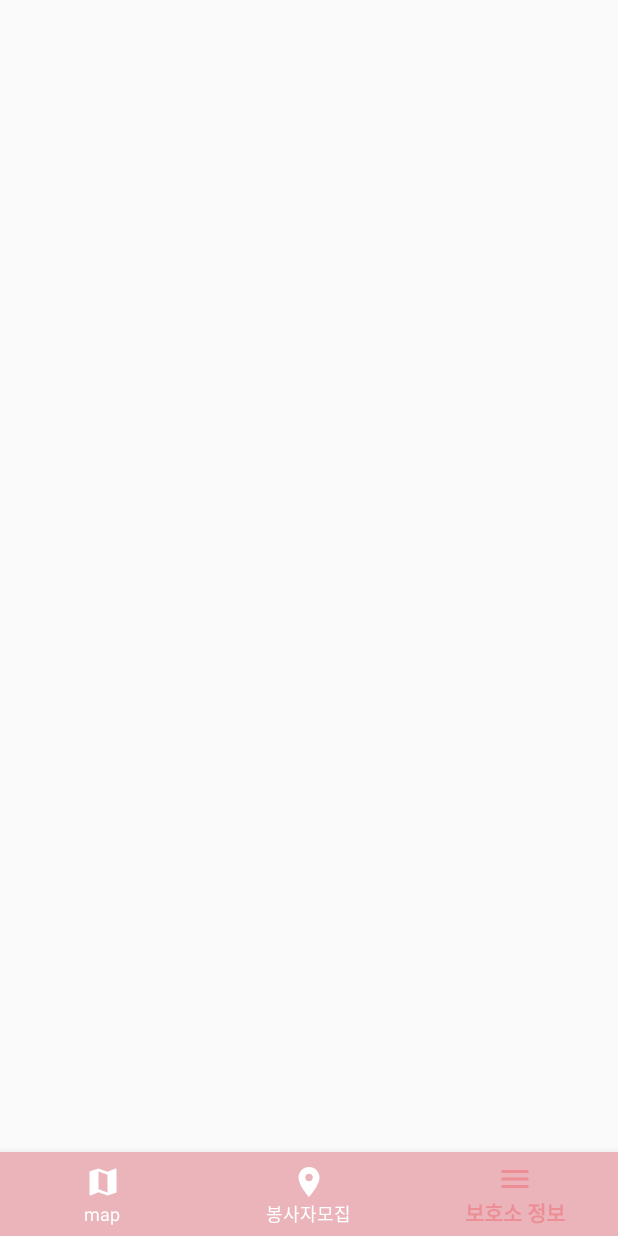
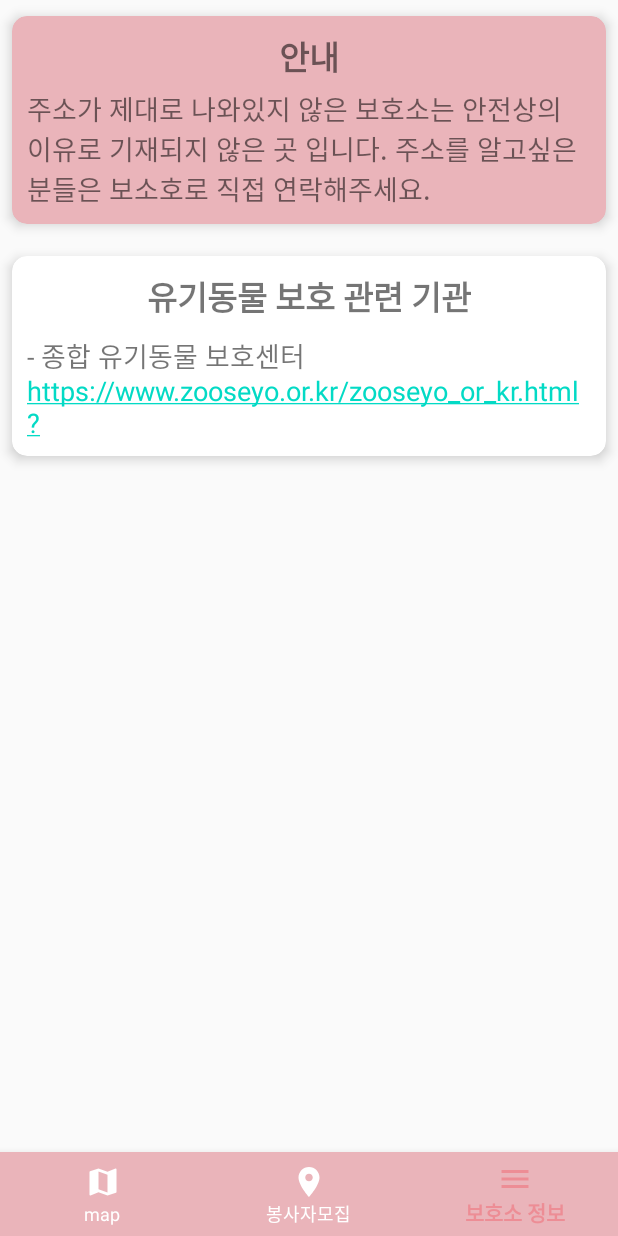
Before and after one commit to carousel59/Animalunteer, an Android app: the screen it shows after launch (MainActivity), item 3 of the bottom bar chosen, on a phone screen of 412 x 824 dp. Run offline under Robolectric (Android 15) with nearby library versions, the light colour scheme and no system bars.

Commit message:
add InformFragment

```diff
--- /dev/null
+++ b/app/src/main/res/drawable/cardview_shape.xml
@@ -0,0 +1,8 @@
+<?xml version="1.0" encoding="utf-8"?>
+<shape xmlns:android="http://schemas.android.com/apk/res/android"
+    android:shape="rectangle">
+
+    <corners android:radius = "10dp"/>
+    <solid android:color = "#ffffff"/>
+
+</shape>
--- a/app/src/main/res/layout/fragment_inform.xml
+++ b/app/src/main/res/layout/fragment_inform.xml
@@ -3,12 +3,85 @@
     xmlns:tools="http://schemas.android.com/tools"
     android:layout_width="match_parent"
     android:layout_height="match_parent"
+    xmlns:app="http://schemas.android.com/apk/res-auto"
     tools:context=".InformFragment">
 
-    <TextView
-        android:id="@+id/testttt"
+    <LinearLayout
         android:layout_width="match_parent"
         android:layout_height="match_parent"
-        android:textSize="24sp"/>
+        android:orientation="vertical">
+
+        <androidx.cardview.widget.CardView
+            android:layout_width="match_parent"
+            android:layout_height="wrap_content"
+            app:cardCornerRadius="10dp"
+            app:cardElevation="5dp"
+            app:cardUseCompatPadding="true"
+            app:cardBackgroundColor="@color/under">
+
+            <LinearLayout
+                android:layout_width="match_parent"
+                android:layout_height="wrap_content"
+                android:orientation="vertical"
+                android:padding="10dp">
+
+                <TextView
+                    android:layout_width="match_parent"
+                    android:layout_height="wrap_content"
+                    android:text="안내"
+                    android:gravity="center"
+                    android:textStyle="bold"
+                    android:layout_marginBottom="5dp"
+                    android:textSize="22sp"/>
+
+                <TextView
+                    android:layout_width="wrap_content"
+                    android:layout_height="wrap_content"
+                    android:text="주소가 제대로 나와있지 않은 보호소는 안전상의 이유로 기재되지 않은 곳 입니다. 주소를 알고싶은 분들은 보소호로 직접 연락해주세요."
+                    android:textSize="18sp"/>
+
+            </LinearLayout>
+
+        </androidx.cardview.widget.CardView>
+
+        <androidx.cardview.widget.CardView
+            android:layout_width="match_parent"
+            android:layout_height="wrap_content"
+            app:cardCornerRadius="10dp"
+            app:cardElevation="5dp"
+            app:cardUseCompatPadding="true"
+            app:cardBackgroundColor="#ffffff">
+
+            <LinearLayout
+                android:layout_width="wrap_content"
+                android:layout_height="wrap_content"
+                android:orientation="vertical"
+                android:padding="10dp"
+                android:layout_gravity="center">
+
+                <TextView
+                    android:layout_width="match_parent"
+                    android:layout_height="wrap_content"
+                    android:text="유기동물 보호 관련 기관"
+                    android:gravity="center"
+                    android:textStyle="bold"
+                    android:layout_marginBottom="10dp"
+                    android:textSize="22sp"/>
+
+                <TextView
+                    android:layout_width="wrap_content"
+                    android:layout_height="wrap_content"
+                    android:text="- 종합 유기동물 보호센터\nhttps://www.zooseyo.or.kr/zooseyo_or_kr.html?"
+                    android:textSize="18sp"
+                    android:autoLink="all"/>
+
+            </LinearLayout>
+
+        </androidx.cardview.widget.CardView>
+
+    </LinearLayout>
+
+
+
 
 </FrameLayout>
```
Also changed, not shown: app/src/main/java/org/techtown/animalunteer/InformFragment.java (+0 -10 lines), app/src/main/java/org/techtown/animalunteer/MapFragment.java (+1 -9 lines).
